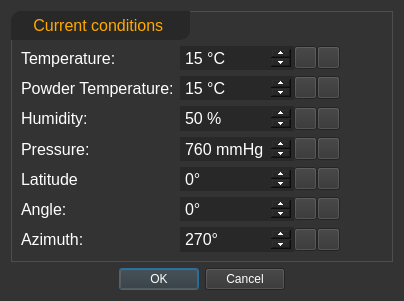
o-murphy/archer_ballistics_constructor, file ui_templates/current_atmo_dialog.ui: the form before one commit.
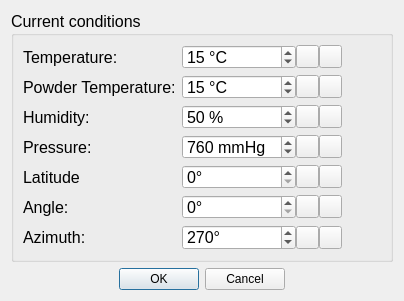
The form after the commit. Icons and pictures are not drawn.

Commit message: current_atmo_dialog stylesheet edited

```diff
--- a/ui_templates/current_atmo_dialog.ui
+++ b/ui_templates/current_atmo_dialog.ui
@@ -18,155 +18,7 @@
     <normaloff>:/title/Icon.png</normaloff>:/title/Icon.png</iconset>
   </property>
   <property name="styleSheet">
-   <string notr="true">QDialog {
-	background-color: rgb(51, 51, 51);
-}
-
-QWidget {
-	background-color: rgb(51, 51, 51);
-	color: white;
-}
-
-QTableView{border : 1px solid rgb(78, 78, 78);}
-
-QTableWidget {
-	
-	background-color: rgb(40, 40, 40);
-}
-
-QHeaderView::section {
-	background-color: rgb(51, 51, 51);
-}
-
-QTableWidget::item:selected {
-	background-color: rgb(51, 51, 51);
-}
-
-QPushButton {
-	background-color: rgb(51, 51, 51);
-}
-
-QSpinBox::up-button, QDoubleSpinBox::up-button { width: 20px; }
-QSpinBox::down-button, QDoubleSpinBox::down-button { width: 20px; }
-QSpinBox, QDoubleSpinBox {
-	background-color: rgb(40, 40, 40);
-	alternate-background-color: rgb(40, 40, 40);
-	color: rgb(255, 255, 255);
-}
-QLineEdit, QLabel, QComboBox, QPushButton, QToolButton {
-	color: rgb(255, 255, 255);
-}
-QLineEdit {
-	border: 0px solid grey;
-	background-color: rgb(40, 40, 40);
-}
-QGroupBox {
-	color: rgb(255, 255, 255);
-	border: 1px solid rgb(78, 78, 78);
-	padding-top: 25px;
-}
-
-QGroupBox::title {
-	padding: 5px 20px 5px 20px;
-	color: rgb(255, 170, 0);
-	border-top-left-radius: 10px;
-	border-bottom-right-radius: 10px;
-	background-color: rgb(40, 40, 40);
-}
-
-
-QScrollBar:vertical {
-        background-color: rgb(51, 51, 51); /*#2A2929;*/
-        width: 14px;
-        margin: 15px 6px 15px 6px;
-        border: 1px transparent #2A2929;
-        border-radius: 6px;
-    }
-
-QScrollBar:vertical:hover {
-        background-color: rgb(51, 51, 51); /*#2A2929;*/
-        width: 14px;
-        margin: 15px 3px 15px 3px;
-        border: 1px transparent #2A2929;
-        border-radius: 6px;
-    }
-    QScrollBar::handle:vertical
-    {
-        background-color: rgb(78, 78, 78);         /* #605F5F; */
-        min-height: 5px;
-        border-radius: 4px;
-    }
-
-    QScrollBar::sub-line:vertical
-    {
-        margin: 4px 0px 0px 0px;
-		border: 1px solid rgb(51, 51, 51);
-		border-top-left-radius: 5px;
-		border-top-right-radius: 5px;
-		background-color: rgb(51, 51, 51);
-		color: white;
-        height: 5px;
-        width: 8px;
-        subcontrol-position: top;
-        subcontrol-origin: margin;
-    }
-
-    QScrollBar::add-line:vertical
-    {
-        margin: 0px 0px 4px 0px;
-		border: 1px solid rgb(51, 51, 51);
-		border-bottom-left-radius: 5px;
-		border-bottom-right-radius: 5px;
-		background-color: rgb(51, 51, 51);
-		color: white;
-        height: 5px;
-        width: 8px;
-        subcontrol-position: bottom;
-        subcontrol-origin: margin;
-    }
-
-
-    QScrollBar::sub-line:vertical:hover,QScrollBar::sub-line:vertical:on
-    {
-		margin: 4px 0px 0px 0px;
-       	border: 1px solid rgb(51, 51, 51);
-		border-top-left-radius: 5px;
-		border-top-right-radius: 5px;
-		background-color: rgb(78, 78, 78);
-        height: 5px;
-        width: 8px;
-        subcontrol-position: top;
-        subcontrol-origin: margin;
-    }
-
-
-
-    QScrollBar::add-line:vertical:hover, QScrollBar::add-line:vertical:on
-    {
-		margin: 0px 0px 4px 0px;
-		border: 1px solid rgb(51, 51, 51);
-		border-bottom-left-radius: 5px;
-		border-bottom-right-radius: 5px;
-		background-color: rgb(78, 78, 78);
-        height: 5px;
-        width: 8px;
-		subcontrol-position: bottom;
-        subcontrol-origin: margin;
-    }
-
-    QScrollBar::up-arrow:vertical, QScrollBar::down-arrow:vertical
-    {
-			        background: none;
-    }
-
-    QScrollBar::add-page:vertical, QScrollBar::sub-page:vertical
-    {
-        background: none;
-
-    }
-
-
-</string>
+   <string notr="true"/>
   </property>
   <layout class="QGridLayout" name="gridLayout">
    <item row="0" column="0">
@@ -363,8 +215,7 @@
             </font>
            </property>
            <property name="styleSheet">
-            <string notr="true">background-color: rgb(40, 40, 40);
-alternate-background-color: rgb(40, 40, 40);</string>
+            <string notr="true"/>
            </property>
            <property name="suffix">
             <string> °C</string>
@@ -473,8 +324,7 @@
             </font>
            </property>
            <property name="styleSheet">
-            <string notr="true">background-color: rgb(40, 40, 40);
-alternate-background-color: rgb(40, 40, 40);</string>
+            <string notr="true"/>
            </property>
            <property name="suffix">
             <string> %</string>
@@ -583,8 +433,7 @@
             </font>
            </property>
            <property name="styleSheet">
-            <string notr="true">background-color: rgb(40, 40, 40);
-alternate-background-color: rgb(40, 40, 40);</string>
+            <string notr="true"/>
            </property>
            <property name="suffix">
             <string> mmHg</string>
@@ -696,8 +545,7 @@
             </font>
            </property>
            <property name="styleSheet">
-            <string notr="true">background-color: rgb(40, 40, 40);
-alternate-background-color: rgb(40, 40, 40);</string>
+            <string notr="true"/>
            </property>
            <property name="suffix">
             <string>°</string>
@@ -809,8 +657,7 @@
             </font>
            </property>
            <property name="styleSheet">
-            <string notr="true">background-color: rgb(40, 40, 40);
-alternate-background-color: rgb(40, 40, 40);</string>
+            <string notr="true"/>
            </property>
            <property name="suffix">
             <string>°</string>
@@ -922,8 +769,7 @@
             </font>
            </property>
            <property name="styleSheet">
-            <string notr="true">background-color: rgb(40, 40, 40);
-alternate-background-color: rgb(40, 40, 40);</string>
+            <string notr="true"/>
            </property>
            <property name="suffix">
             <string>°</string>
```
The commit also changes 3 other files.
